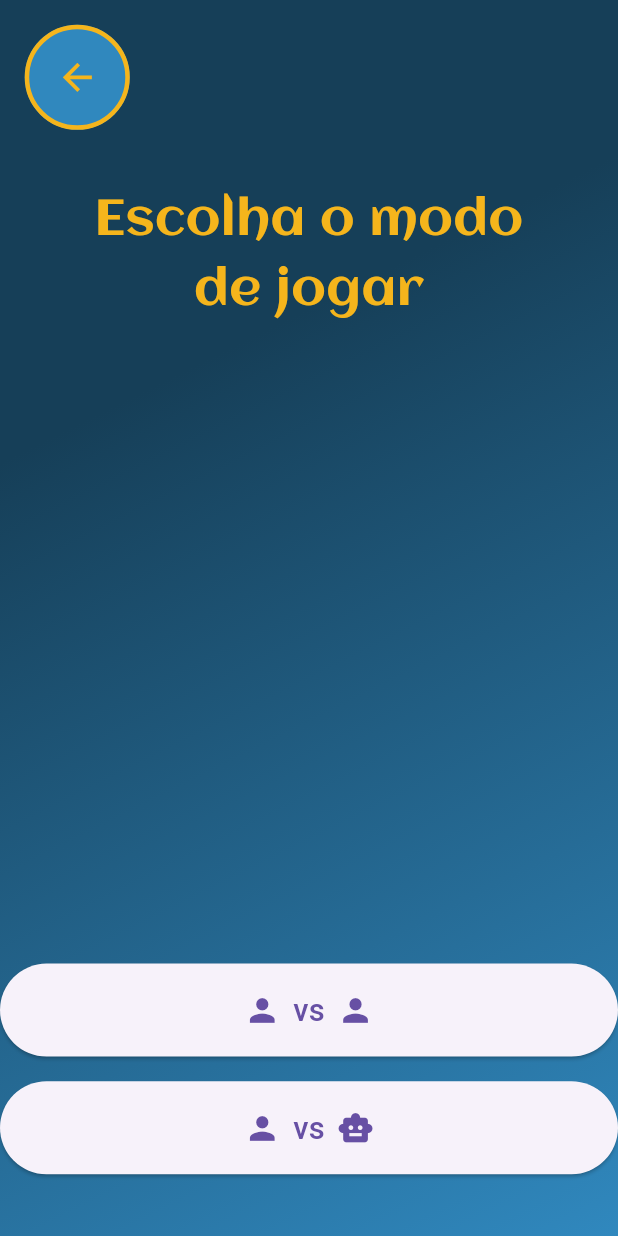
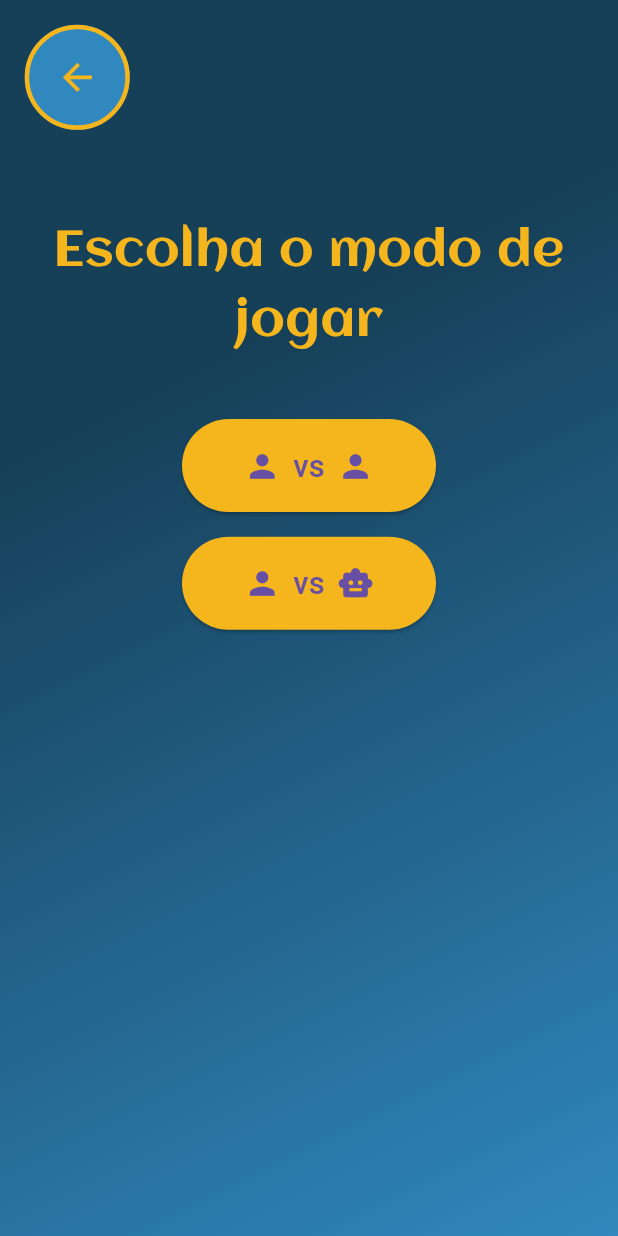
Before and after one commit to anawcarol/Jogo-dos-caminhos, a Flutter app: the screen it shows after launch, on a phone screen of 412 x 824 dp. Run offline on Flutter 3.47's test engine with Material 3 defaults, Android fonts, the phone set to English and light mode, and no system bars.

Commit message:
fix: tela choose 2

```diff
--- a/jogo_dos_caminhos/lib/components/choose_screen.dart
+++ b/jogo_dos_caminhos/lib/components/choose_screen.dart
@@ -9,15 +9,18 @@ class GameModeScreen extends StatelessWidget {
 
     return Scaffold(
       body: GradientBackground(
-        child: Stack(
+        child: Column(
+          mainAxisAlignment: MainAxisAlignment.start,
           children: [
-            Align(
+            // Botão de voltar no topo
+            Padding(
+              padding: EdgeInsets.all(screenWidth * 0.04), // 4% da largura da tela
+              child: Align(
                 alignment: Alignment.topLeft,
-              child: Padding(
-                padding: EdgeInsets.all(screenWidth * 0.04), // 4% da largura da tela
                 child: ElevatedButton(
                   onPressed: () {
-                    // Lógica para voltar
+                    Navigator.push(context,
+                        MaterialPageRoute(builder: (context) => HomeScreen()));
                   },
                   style: ElevatedButton.styleFrom(
                     shape: CircleBorder(),
@@ -37,10 +40,10 @@ class GameModeScreen extends StatelessWidget {
                 ),
               ),
             ),
-            Positioned(
-              top: screenHeight * 0.15, // 15% da altura da tela
-              left: screenWidth * 0.1, // 10% da largura da tela
-              right: screenWidth * 0.1, // 10% da largura da tela
+
+            // Texto centralizado
+            Padding(
+              padding: EdgeInsets.symmetric(vertical: screenHeight * 0.05),
               child: Text(
                 'Escolha o modo de jogar',
                 textAlign: TextAlign.center,
@@ -51,21 +54,21 @@ class GameModeScreen extends StatelessWidget {
                 ),
               ),
             ),
-            Positioned.fill(
-              child: Column(
-                mainAxisAlignment: MainAxisAlignment.end, // Alinha na parte inferior
-                children: [
+
+            // Botão Jogador vs Jogador
             ElevatedButton(
               onPressed: () {
                 // Lógica para iniciar o modo jogador vs jogador
               },
               style: ElevatedButton.styleFrom(
+                backgroundColor: Color(0xFFF5B51C),
                 padding: EdgeInsets.symmetric(
                   vertical: screenHeight * 0.02, // 2% da altura
                   horizontal: screenWidth * 0.1, // 10% da largura
                 ),
               ),
               child: Row(
+                mainAxisSize: MainAxisSize.min,
                 mainAxisAlignment: MainAxisAlignment.center,
                 children: [
                   Icon(Icons.person, size: screenWidth * 0.06),
@@ -79,18 +82,23 @@ class GameModeScreen extends StatelessWidget {
                 ],
               ),
             ),
+
             SizedBox(height: screenHeight * 0.02), // Espaçamento entre os botões
+
+            // Botão Jogador vs Máquina
             ElevatedButton(
               onPressed: () {
                 // Lógica para iniciar o modo jogador vs máquina
               },
               style: ElevatedButton.styleFrom(
+                backgroundColor: Color(0xFFF5B51C),
                 padding: EdgeInsets.symmetric(
                   vertical: screenHeight * 0.02,
                   horizontal: screenWidth * 0.1,
                 ),
               ),
               child: Row(
+                mainAxisSize: MainAxisSize.min,
                 mainAxisAlignment: MainAxisAlignment.center,
                 children: [
                   Icon(Icons.person, size: screenWidth * 0.06),
@@ -104,10 +112,8 @@ class GameModeScreen extends StatelessWidget {
                 ],
               ),
             ),
-                  SizedBox(height: screenHeight * 0.05), // Espaçamento da base
-                ],
-              ),
-            ),
+
+            Spacer(), // Adiciona espaço no final para centralizar melhor
           ],
         ),
       ),
```
Lines whose indentation alone changed are shown as unchanged.
